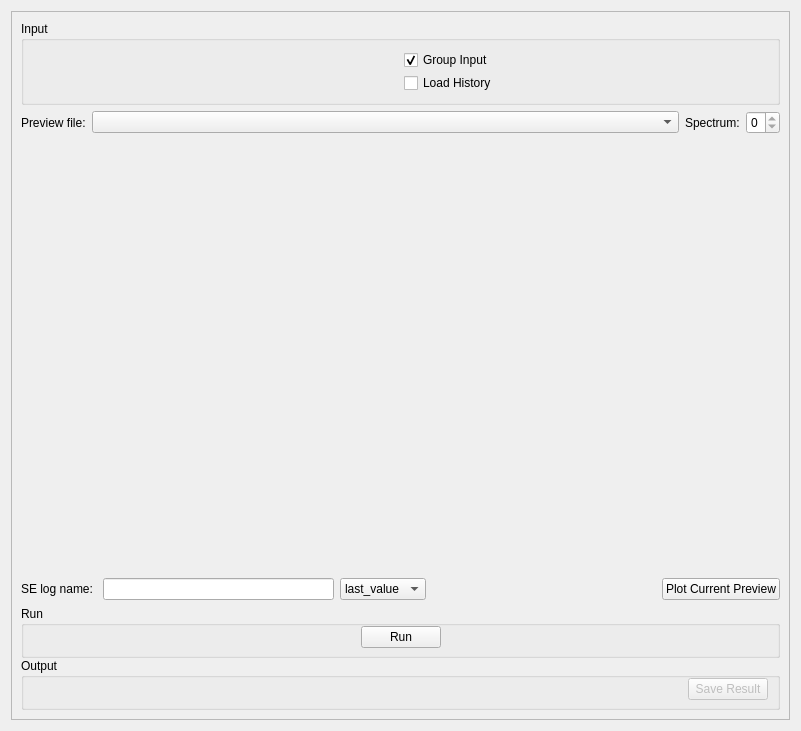
Above: qt/scientific_interfaces/Indirect/IndirectDataAnalysisElwinTab.ui from mantidproject/mantid before the change. Below: the same form after it.
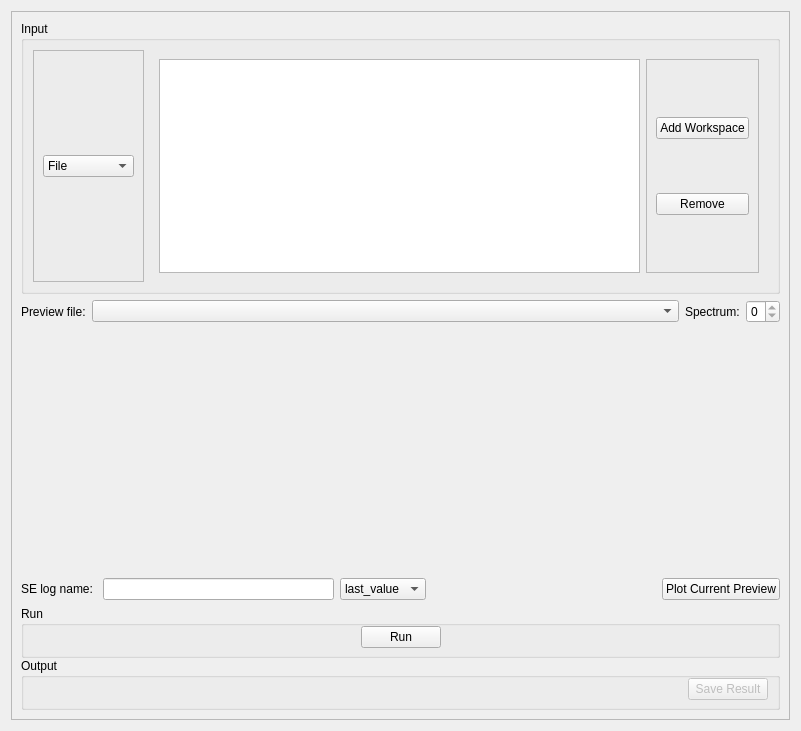
That is the form after the change. The open tabs and pages were chosen to show the change. Custom widgets are drawn as their Qt base class.

Commit message: 29536 new input layout

```diff
--- a/qt/scientific_interfaces/Indirect/IndirectDataAnalysisElwinTab.ui
+++ b/qt/scientific_interfaces/Indirect/IndirectDataAnalysisElwinTab.ui
@@ -24,8 +24,8 @@
        <rect>
         <x>0</x>
         <y>0</y>
-        <width>781</width>
-        <height>711</height>
+        <width>777</width>
+        <height>707</height>
        </rect>
       </property>
       <layout class="QVBoxLayout" name="verticalLayout_3">
@@ -35,6 +35,42 @@
           <string>Input</string>
          </property>
          <layout class="QHBoxLayout" name="horizontalLayout_16">
+          <item alignment="Qt::AlignLeft">
+           <widget class="QFrame" name="frame_3">
+            <property name="minimumSize">
+             <size>
+              <width>50</width>
+              <height>0</height>
+             </size>
+            </property>
+            <property name="frameShape">
+             <enum>QFrame::StyledPanel</enum>
+            </property>
+            <property name="frameShadow">
+             <enum>QFrame::Raised</enum>
+            </property>
+            <layout class="QHBoxLayout" name="horizontalLayout_2">
+             <item>
+              <widget class="QComboBox" name="inputChoice">
+               <item>
+                <property name="text">
+                 <string>File</string>
+                </property>
+               </item>
+               <item>
+                <property name="text">
+                 <string>Workspace</string>
+                </property>
+               </item>
+              </widget>
+             </item>
+            </layout>
+           </widget>
+          </item>
+          <item>
+           <widget class="QStackedWidget" name="stackedInputWidget">
+            <widget class="QWidget" name="page">
+             <layout class="QHBoxLayout" name="horizontalLayout_3">
           <item>
            <widget class="MantidQt::API::FileFinderWidget" name="dsInputFiles" native="true">
             <property name="sizePolicy">
@@ -100,6 +136,43 @@
           </item>
          </layout>
         </widget>
+            <widget class="QWidget" name="page_2">
+             <layout class="QHBoxLayout" name="horizontalLayout_4">
+              <item>
+               <widget class="QTableView" name="tableView"/>
+              </item>
+              <item>
+               <widget class="QFrame" name="frame_2">
+                <property name="frameShape">
+                 <enum>QFrame::StyledPanel</enum>
+                </property>
+                <property name="frameShadow">
+                 <enum>QFrame::Raised</enum>
+                </property>
+                <layout class="QVBoxLayout" name="verticalLayout_4">
+                 <item>
+                  <widget class="QPushButton" name="wkspAdd">
+                   <property name="text">
+                    <string>Add Workspace</string>
+                   </property>
+                  </widget>
+                 </item>
+                 <item>
+                  <widget class="QPushButton" name="wkspRemove">
+                   <property name="text">
+                    <string>Remove</string>
+                   </property>
+                  </widget>
+                 </item>
+                </layout>
+               </widget>
+              </item>
+             </layout>
+            </widget>
+           </widget>
+          </item>
+         </layout>
+        </widget>
        </item>
        <item>
         <layout class="QHBoxLayout" name="loElwinOptions">
```
Left out of the diff: 19 changed lines with no effect on the pictures. Lines whose indentation alone changed are shown as unchanged. The commit also changes 2 other files.
